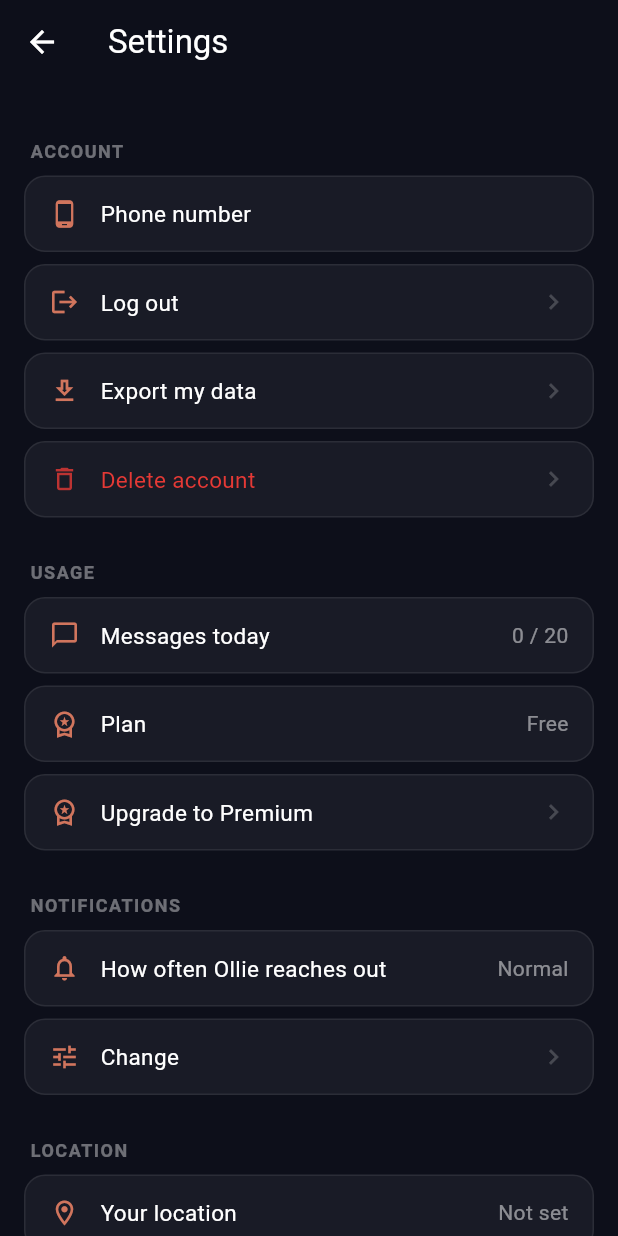
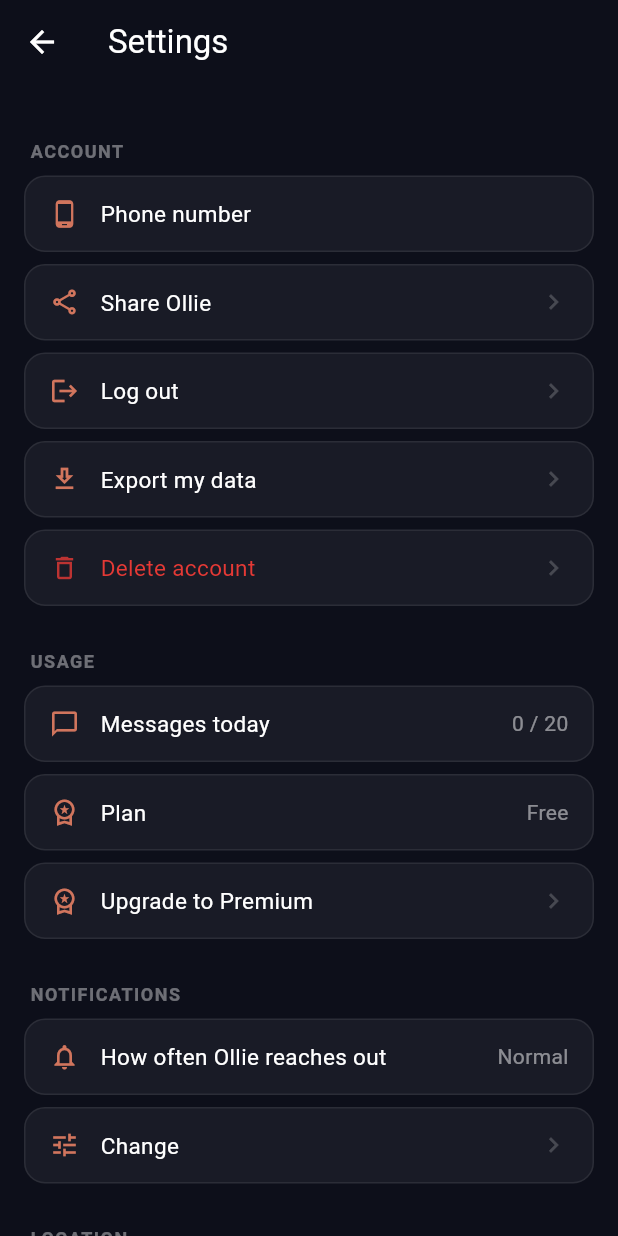
Before and after one commit to ollie81/ollie-flutter, a Flutter app: the SettingsScreen screen opened directly with empty values, on a phone screen of 412 x 824 dp. Run offline on Flutter 3.47's test engine with Material 3 defaults, Android fonts, the phone set to English and light mode, and no system bars; our stand-ins replace audioplayers, firebase_core, firebase_messaging, flutter_secure_storage, google_mobile_ads, google_sign_in and 7 more; missing offline and left inert: flutter_sound; accounts and stored records are empty; generated files the repository leaves out were written again; network calls fail; Roboto replaces fonts that are missing (SF Pro Display).

Commit message:
Add a share link to Settings
Settings gets a "Share Ollie" action using share_plus (already a
dependency, used for the data-export share sheet) to share
ourollie.space/auth?ref=<own user id> -- the id comes from the
access token's own sub claim via the new getOwnUserId(), no extra
request needed, same approach as googleLogin already uses to read
the email out of the Google ID token.

Android has no deep-linking set up to receive an incoming ?ref= of
its own, so this is share-out only for now -- the referral capture
that matters lives on the web side (see the matching ollie-web and
ollie-api-1 changes), since that's the only surface a shared link
actually opens into today.

Co-Authored-By: Claude Sonnet 5 <noreply@anthropic.com>
Claude-Session: https://claude.ai/code/session_01YS3Es1KcYh6ZUWobHe9Axw

```diff
--- a/lib/l10n/app_ar.arb
+++ b/lib/l10n/app_ar.arb
@@ -195,10 +195,12 @@
   "settingsTitle": "الإعدادات",
   "settingsSectionAccount": "الحساب",
   "settingsPhoneNumber": "رقم الهاتف",
+  "settingsShareOllie": "شارك Ollie",
   "settingsLogOut": "تسجيل الخروج",
   "settingsExportPreparing": "جارٍ تجهيز بياناتك…",
   "settingsExportData": "تصدير بياناتي",
   "settingsExportShareText": "تصدير بيانات Ollie الخاصة بك",
+  "settingsShareText": "أتحدث مع Ollie، وهو ذكاء اصطناعي يتذكرني فعلاً ويطمئن عليّ. ظننت أنك قد تحبه أيضاً.",
   "settingsExportError": "تعذّر تصدير بياناتك، حاول مرة أخرى",
   "settingsDeleteAccount": "حذف الحساب",
   "settingsSectionUsage": "الاستخدام",
--- a/lib/l10n/app_en.arb
+++ b/lib/l10n/app_en.arb
@@ -195,10 +195,12 @@
   "settingsTitle": "Settings",
   "settingsSectionAccount": "Account",
   "settingsPhoneNumber": "Phone number",
+  "settingsShareOllie": "Share Ollie",
   "settingsLogOut": "Log out",
   "settingsExportPreparing": "Preparing your export…",
   "settingsExportData": "Export my data",
   "settingsExportShareText": "Your Ollie data export",
+  "settingsShareText": "I've been talking to Ollie, an AI that actually remembers and checks in on you. Thought you might like it too.",
   "settingsExportError": "Could not export your data, try again",
   "settingsDeleteAccount": "Delete account",
   "settingsSectionUsage": "Usage",
--- a/lib/l10n/app_es.arb
+++ b/lib/l10n/app_es.arb
@@ -195,10 +195,12 @@
   "settingsTitle": "Configuración",
   "settingsSectionAccount": "Cuenta",
   "settingsPhoneNumber": "Número de teléfono",
+  "settingsShareOllie": "Compartir Ollie",
   "settingsLogOut": "Cerrar sesión",
   "settingsExportPreparing": "Preparando tu exportación…",
   "settingsExportData": "Exportar mis datos",
   "settingsExportShareText": "Tu exportación de datos de Ollie",
+  "settingsShareText": "He estado hablando con Ollie, una IA que de verdad recuerda y se preocupa por ti. Pensé que también te podría gustar.",
   "settingsExportError": "No se pudieron exportar tus datos, inténtalo de nuevo",
   "settingsDeleteAccount": "Eliminar cuenta",
   "settingsSectionUsage": "Uso",
--- a/lib/l10n/app_fr.arb
+++ b/lib/l10n/app_fr.arb
@@ -195,10 +195,12 @@
   "settingsTitle": "Paramètres",
   "settingsSectionAccount": "Compte",
   "settingsPhoneNumber": "Numéro de téléphone",
+  "settingsShareOllie": "Partager Ollie",
   "settingsLogOut": "Se déconnecter",
   "settingsExportPreparing": "Préparation de ton export…",
   "settingsExportData": "Exporter mes données",
   "settingsExportShareText": "Ton export de données Ollie",
+  "settingsShareText": "Je discute avec Ollie, une IA qui se souvient vraiment de toi et prend de tes nouvelles. J'ai pensé que ça pourrait te plaire aussi.",
   "settingsExportError": "Impossible d'exporter tes données, réessaie",
   "settingsDeleteAccount": "Supprimer le compte",
   "settingsSectionUsage": "Utilisation",
--- a/lib/l10n/app_hi.arb
+++ b/lib/l10n/app_hi.arb
@@ -195,10 +195,12 @@
   "settingsTitle": "सेटिंग्स",
   "settingsSectionAccount": "खाता",
   "settingsPhoneNumber": "फ़ोन नंबर",
+  "settingsShareOllie": "Ollie साझा करें",
   "settingsLogOut": "लॉग आउट करें",
   "settingsExportPreparing": "आपका डेटा तैयार किया जा रहा है…",
   "settingsExportData": "मेरा डेटा एक्सपोर्ट करें",
   "settingsExportShareText": "आपका Ollie डेटा एक्सपोर्ट",
+  "settingsShareText": "मैं Ollie से बात कर रहा/रही हूं, एक AI जो सच में याद रखता है और हालचाल पूछता है। सोचा तुम्हें भी पसंद आएगा।",
   "settingsExportError": "आपका डेटा एक्सपोर्ट नहीं हो सका, फिर से कोशिश करें",
   "settingsDeleteAccount": "खाता हटाएं",
   "settingsSectionUsage": "उपयोग",
--- a/lib/l10n/app_pt.arb
+++ b/lib/l10n/app_pt.arb
@@ -195,10 +195,12 @@
   "settingsTitle": "Configurações",
   "settingsSectionAccount": "Conta",
   "settingsPhoneNumber": "Número de telefone",
+  "settingsShareOllie": "Compartilhar o Ollie",
   "settingsLogOut": "Sair",
   "settingsExportPreparing": "Preparando sua exportação…",
   "settingsExportData": "Exportar meus dados",
   "settingsExportShareText": "Sua exportação de dados do Ollie",
+  "settingsShareText": "Tenho conversado com o Ollie, uma IA que realmente lembra de você e se importa. Achei que você também poderia gostar.",
   "settingsExportError": "Não foi possível exportar seus dados, tente novamente",
   "settingsDeleteAccount": "Excluir conta",
   "settingsSectionUsage": "Uso",
--- a/lib/l10n/app_rw.arb
+++ b/lib/l10n/app_rw.arb
@@ -195,10 +195,12 @@
   "settingsTitle": "Igenamiterere",
   "settingsSectionAccount": "Konti",
   "settingsPhoneNumber": "Inomero ya telefoni",
+  "settingsShareOllie": "Sangira Ollie",
   "settingsLogOut": "Sohoka",
   "settingsExportPreparing": "Gutegura kohereza amakuru yawe…",
   "settingsExportData": "Kohereza amakuru yanjye",
   "settingsExportShareText": "Amakuru yawe ya Ollie yoherejwe",
+  "settingsShareText": "Njye na Ollie turavugana, ni AI ibasha kwibuka koko no kukubaza uko umeze. Nateganyaga ko nawe wakwishimira.",
   "settingsExportError": "Ntibyashobotse kohereza amakuru yawe, ongera ugerageze",
   "settingsDeleteAccount": "Gusiba konti",
   "settingsSectionUsage": "Ikoreshwa",
--- a/lib/l10n/app_sw.arb
+++ b/lib/l10n/app_sw.arb
@@ -195,10 +195,12 @@
   "settingsTitle": "Mipangilio",
   "settingsSectionAccount": "Akaunti",
   "settingsPhoneNumber": "Nambari ya simu",
+  "settingsShareOllie": "Shiriki Ollie",
   "settingsLogOut": "Toka",
   "settingsExportPreparing": "Inaandaa data yako…",
   "settingsExportData": "Hamisha data yangu",
   "settingsExportShareText": "Uhamishaji wako wa data ya Ollie",
+  "settingsShareText": "Nimekuwa nikiongea na Ollie, AI inayokumbuka kweli na kukuuliza hali yako. Nilifikiri huenda ukapenda pia.",
   "settingsExportError": "Imeshindwa kuhamisha data yako, jaribu tena",
   "settingsDeleteAccount": "Futa akaunti",
   "settingsSectionUsage": "Matumizi",
--- a/lib/l10n/app_ur.arb
+++ b/lib/l10n/app_ur.arb
@@ -195,10 +195,12 @@
   "settingsTitle": "ترتیبات",
   "settingsSectionAccount": "اکاؤنٹ",
   "settingsPhoneNumber": "فون نمبر",
+  "settingsShareOllie": "Ollie شیئر کریں",
   "settingsLogOut": "لاگ آؤٹ کریں",
   "settingsExportPreparing": "آپ کا ڈیٹا تیار کیا جا رہا ہے…",
   "settingsExportData": "میرا ڈیٹا ایکسپورٹ کریں",
   "settingsExportShareText": "آپ کا Ollie ڈیٹا ایکسپورٹ",
+  "settingsShareText": "میں Ollie سے بات کر رہا ہوں، ایک AI جو واقعی یاد رکھتا ہے اور خیریت پوچھتا ہے۔ سوچا تمہیں بھی پسند آئے گا۔",
   "settingsExportError": "آپ کا ڈیٹا ایکسپورٹ نہیں ہو سکا، دوبارہ کوشش کریں",
   "settingsDeleteAccount": "اکاؤنٹ حذف کریں",
   "settingsSectionUsage": "استعمال",
--- a/lib/l10n/app_zh.arb
+++ b/lib/l10n/app_zh.arb
@@ -195,10 +195,12 @@
   "settingsTitle": "设置",
   "settingsSectionAccount": "账户",
   "settingsPhoneNumber": "手机号",
+  "settingsShareOllie": "分享 Ollie",
   "settingsLogOut": "退出登录",
   "settingsExportPreparing": "正在准备导出…",
   "settingsExportData": "导出我的数据",
   "settingsExportShareText": "你的 Ollie 数据导出",
+  "settingsShareText": "我一直在和 Ollie 聊天,它是一个真的会记住你、会关心你的 AI。我觉得你可能也会喜欢。",
   "settingsExportError": "无法导出你的数据，请重试",
   "settingsDeleteAccount": "删除账户",
   "settingsSectionUsage": "使用情况",
--- a/lib/screens/settings_screen.dart
+++ b/lib/screens/settings_screen.dart
@@ -154,6 +154,20 @@ class _SettingsScreenState extends State<SettingsScreen> {
       _showError(l10n.settingsExportError);
     } finally {
       if (mounted) setState(() => _isExporting = false);
+    }
+  }
+
+  Future<void> _shareOllie() async {
+    final l10n = AppLocalizations.of(context)!;
+    final userId = await _api.getOwnUserId();
+    final url = 'https://ourollie.space/auth${userId != null ? '?ref=$userId' : ''}';
+    try {
+      await SharePlus.instance.share(
+        ShareParams(text: l10n.settingsShareText, uri: Uri.parse(url)),
+      );
+    } catch (e) {
+      // The native share sheet being dismissed also lands here on
+      // some platforms -- not worth showing an error for that.
     }
   }
 
@@ -539,6 +553,11 @@ class _SettingsScreenState extends State<SettingsScreen> {
                 _sectionLabel(l10n.settingsSectionAccount),
                 _infoTile(Icons.phone_android, l10n.settingsPhoneNumber, widget.phoneNumber),
                 _actionTile(
+                  Icons.share_outlined,
+                  l10n.settingsShareOllie,
+                  onTap: _shareOllie,
+                ),
+                _actionTile(
                   Icons.logout,
                   l10n.settingsLogOut,
                   onTap: _logout,
```
Also changed, not shown: lib/services/api_service.dart (+24 -1 lines).
